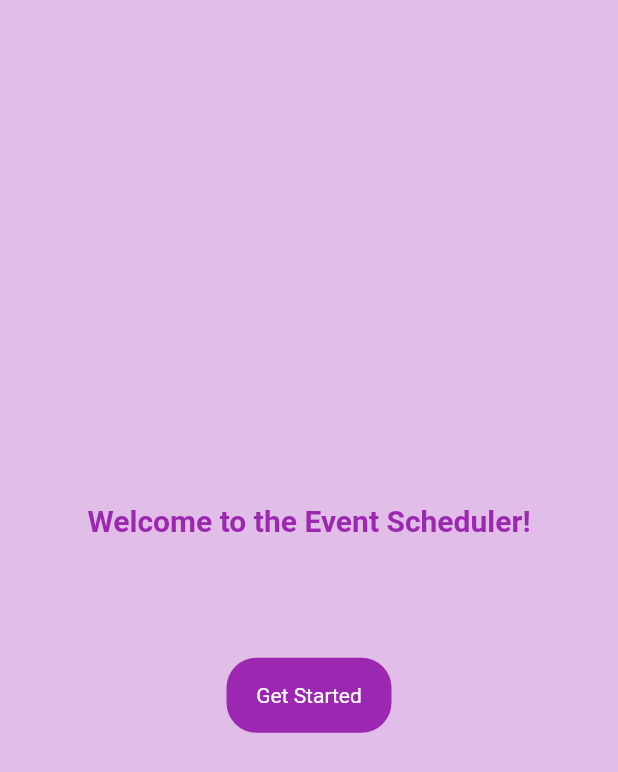
After one commit to fleurblanckaert/scheduler_app, a Flutter app: the WelcomePage screen opened directly, on a phone screen of 412 x 824 dp. The commit adds this screen. Shown: the top 772 px of the screen. Run offline on Flutter 3.47's test engine with Material 2 defaults, Android fonts, the phone set to English and light mode, and no system bars; our stand-ins replace date_picker_timeline, flutter_local_notifications, get, get_storage, google_fonts, timezone; accounts and stored records are empty.

Commit message:
add welcome page

```diff
--- /dev/null
+++ b/lib/app/modules/welcome/page.dart
@@ -0,0 +1,39 @@
+import 'package:flutter/material.dart';
+import 'package:scheduler_app/app/theme/app_theme.dart';
+import 'package:scheduler_app/app/widgets/button.dart';
+
+class WelcomePage extends StatelessWidget {
+  @override
+  Widget build(BuildContext context) {
+    return Scaffold(
+      body: Container(
+          child: Column(
+          mainAxisAlignment: MainAxisAlignment.center,
+          children: <Widget>[
+            Container(
+              child: const Text(
+                "Welcome to the Event Scheduler!",
+                style: TextStyle(
+                  fontWeight: FontWeight.bold,
+                  fontSize: 20.0,
+                  color: primary,
+                ),
+              ),
+            ),
+            SizedBox(height:80),
+            // SizedBox(height: 30),
+            Container(
+                child: Center(
+                  child: AppButton(
+                    label: "Get Started",
+                    onTap: () => null,
+                  ),
+                )
+            ),
+          ],
+        ),
+      ),
+
+    );
+  }
+}
--- a/lib/app/routes/app_pages.dart
+++ b/lib/app/routes/app_pages.dart
@@ -1,5 +1,6 @@
 import 'package:get/get.dart';
 import 'package:scheduler_app/app/modules/home/page.dart';
+import 'package:scheduler_app/app/modules/welcome/page.dart';
 part './app_routes.dart';
 
 class AppPages {
```
Also changed, not shown: lib/app/modules/home/binding.dart (deleted).
